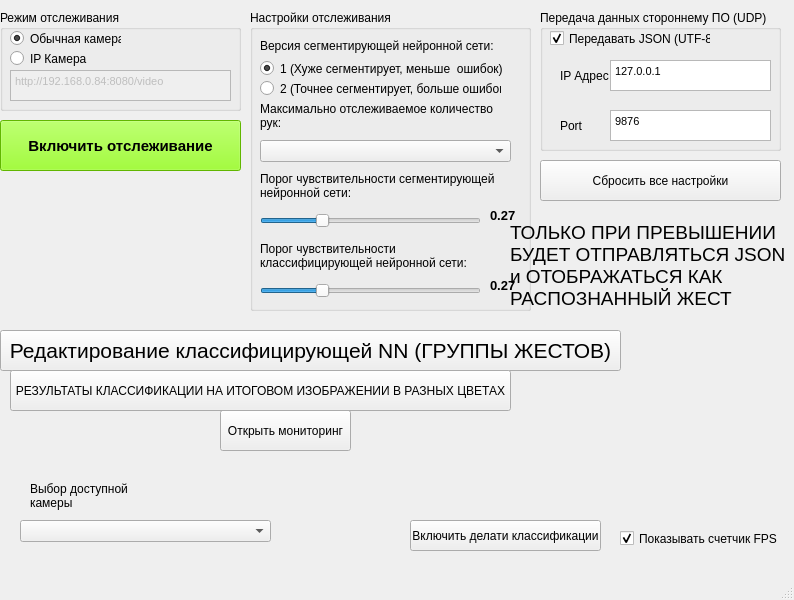
GamesIS/HandGestureRecognitionVer2, file mainwindow.ui: the form before one commit.
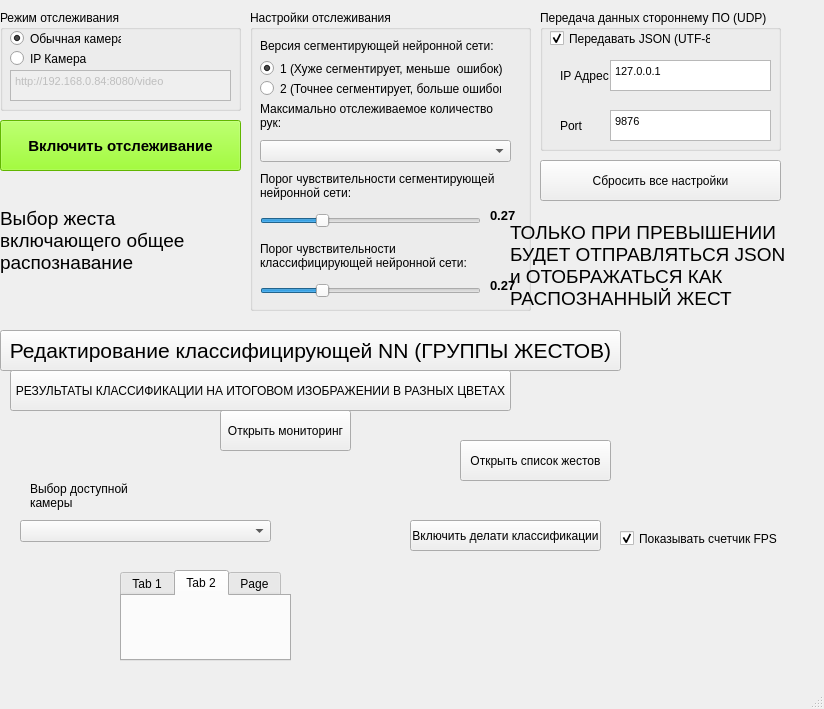
The form after the commit.

Commit message: added gesture list

```diff
--- a/mainwindow.ui
+++ b/mainwindow.ui
@@ -6,8 +6,8 @@
    <rect>
     <x>0</x>
     <y>0</y>
-    <width>794</width>
-    <height>600</height>
+    <width>824</width>
+    <height>709</height>
    </rect>
   </property>
   <property name="windowTitle">
@@ -557,6 +557,71 @@
      <bool>true</bool>
     </property>
    </widget>
+   <widget class="QLabel" name="thr_lbl_segm_4">
+    <property name="geometry">
+     <rect>
+      <x>0</x>
+      <y>180</y>
+      <width>231</width>
+      <height>121</height>
+     </rect>
+    </property>
+    <property name="font">
+     <font>
+      <pointsize>14</pointsize>
+     </font>
+    </property>
+    <property name="lineWidth">
+     <number>1</number>
+    </property>
+    <property name="text">
+     <string>Выбор жеста включающего общее распознавание</string>
+    </property>
+    <property name="wordWrap">
+     <bool>true</bool>
+    </property>
+   </widget>
+   <widget class="QPushButton" name="open_list_gestures">
+    <property name="geometry">
+     <rect>
+      <x>460</x>
+      <y>440</y>
+      <width>151</width>
+      <height>41</height>
+     </rect>
+    </property>
+    <property name="text">
+     <string>Открыть список жестов</string>
+    </property>
+   </widget>
+   <widget class="QTabWidget" name="tabWidget">
+    <property name="geometry">
+     <rect>
+      <x>120</x>
+      <y>570</y>
+      <width>171</width>
+      <height>91</height>
+     </rect>
+    </property>
+    <property name="currentIndex">
+     <number>1</number>
+    </property>
+    <widget class="QWidget" name="tab">
+     <attribute name="title">
+      <string>Tab 1</string>
+     </attribute>
+    </widget>
+    <widget class="QWidget" name="tab_2">
+     <attribute name="title">
+      <string>Tab 2</string>
+     </attribute>
+    </widget>
+    <widget class="QWidget" name="tab_3">
+     <attribute name="title">
+      <string>Page</string>
+     </attribute>
+    </widget>
+   </widget>
   </widget>
   <widget class="QMenuBar" name="menubar">
    <property name="geometry">
```
Left out of the diff: 2 changed lines with no effect on the pictures. The commit also changes 7 other files.
